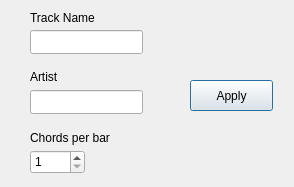
First picture: the form in Editor/GridEditor/TrackProperties.ui, repository jcelerier/pfa_guitar_tutor, before the edit.
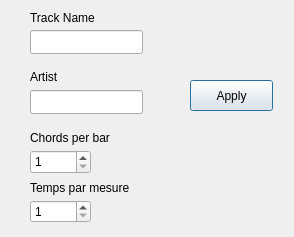
Second picture: the form after the edit.

Commit message: réglage du bug sur l'interface de l'éditeur

The edit to the form file:
```diff
--- a/Editor/GridEditor/TrackProperties.ui
+++ b/Editor/GridEditor/TrackProperties.ui
@@ -7,7 +7,7 @@
     <x>0</x>
     <y>0</y>
     <width>294</width>
-    <height>187</height>
+    <height>237</height>
    </rect>
   </property>
   <property name="windowTitle">
@@ -70,7 +70,7 @@
     <rect>
      <x>30</x>
      <y>150</y>
-     <width>55</width>
+     <width>61</width>
      <height>24</height>
     </rect>
    </property>
@@ -110,6 +110,32 @@
     <string>Apply</string>
    </property>
   </widget>
+  <widget class="QSpinBox" name="spinBox">
+   <property name="geometry">
+    <rect>
+     <x>30</x>
+     <y>200</y>
+     <width>61</width>
+     <height>23</height>
+    </rect>
+   </property>
+   <property name="minimum">
+    <number>1</number>
+   </property>
+  </widget>
+  <widget class="QLabel" name="label_4">
+   <property name="geometry">
+    <rect>
+     <x>30</x>
+     <y>180</y>
+     <width>151</width>
+     <height>16</height>
+    </rect>
+   </property>
+   <property name="text">
+    <string>Temps par mesure</string>
+   </property>
+  </widget>
  </widget>
  <resources/>
  <connections>
```
The commit also changes 1 other file.
